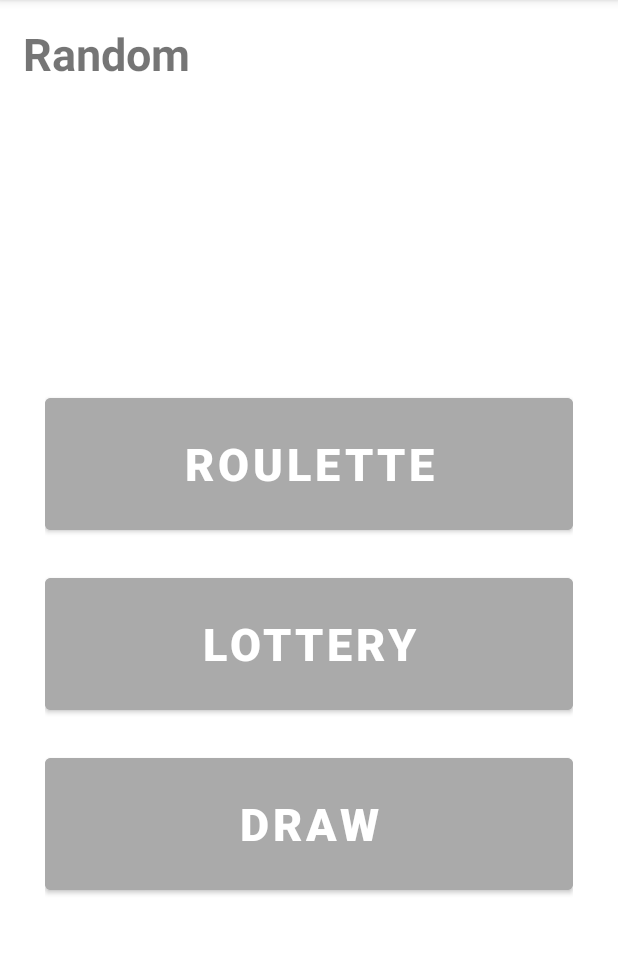
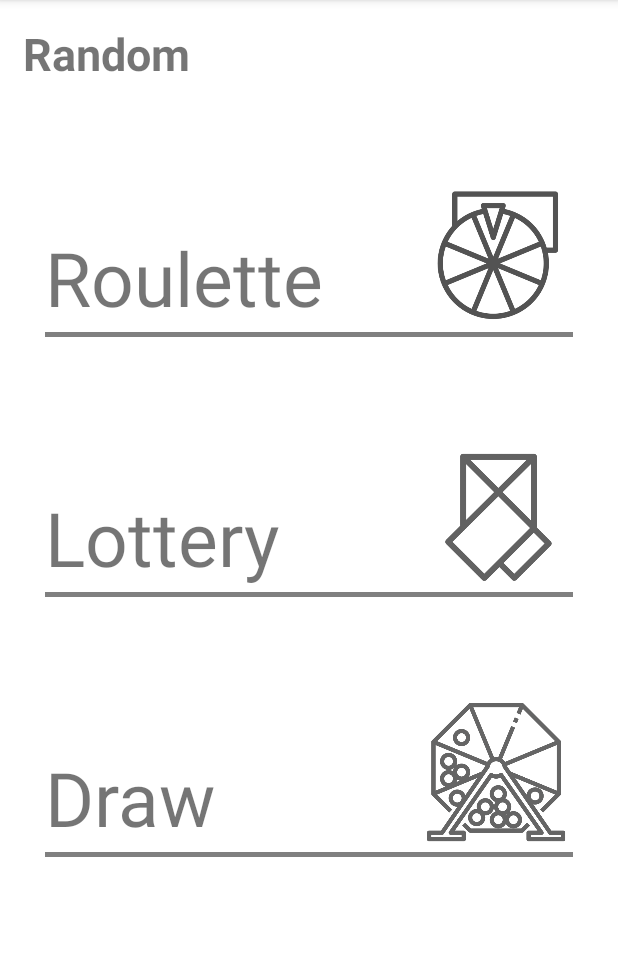
Before and after one commit to dewpe000/madcamp-Project-1, an Android app: the fragment Tab3 shown on its own in the app's theme, on a phone screen of 412 x 824 dp, the part 84-1038 px from its top. Run offline under Robolectric (Android 15) with nearby library versions, the phone set to English and light mode, and no system bars.

Commit message:
Tab3 design

```diff
--- a/app/src/main/java/com/example/project1/Tab1/ContactAdapter.java
+++ b/app/src/main/java/com/example/project1/Tab1/ContactAdapter.java
@@ -108,8 +108,6 @@ public class ContactAdapter extends RecyclerView.Adapter<ContactAdapter.ContactV
             }
         });
 
-
-
         holder.itemView.setOnLongClickListener(new View.OnLongClickListener() {
             @Override
             public boolean onLongClick(View view) {
--- a/app/src/main/java/com/example/project1/Tab3/Tab3.java
+++ b/app/src/main/java/com/example/project1/Tab3/Tab3.java
@@ -5,7 +5,7 @@ import android.os.Bundle;
 import android.view.LayoutInflater;
 import android.view.View;
 import android.view.ViewGroup;
-import android.widget.Button;
+import android.widget.RelativeLayout;
 
 import androidx.annotation.NonNull;
 import androidx.annotation.Nullable;
@@ -20,9 +20,9 @@ public class Tab3 extends Fragment {
 
     View view;
 
-    Button tab3Btn1;
-    Button tab3Btn2;
-    Button tab3Btn3;
+    RelativeLayout tab3RL1;
+    RelativeLayout tab3RL2;
+    RelativeLayout tab3RL3;
 
     public Tab3() { }
 
@@ -31,11 +31,11 @@ public class Tab3 extends Fragment {
     public View onCreateView(@NonNull LayoutInflater inflater, @Nullable ViewGroup container, @Nullable Bundle savedInstanceState) {
         view = inflater.inflate(R.layout.tab3, container, false);
 
-        tab3Btn1 = view.findViewById(R.id.tab3Btn1);
-        tab3Btn2 = view.findViewById(R.id.tab3Btn2);
-        tab3Btn3 = view.findViewById(R.id.tab3Btn3);
+        tab3RL1 = view.findViewById(R.id.tab3RL1);
+        tab3RL2 = view.findViewById(R.id.tab3RL2);
+        tab3RL3 = view.findViewById(R.id.tab3RL3);
 
-        tab3Btn1.setOnClickListener(new View.OnClickListener() {
+        tab3RL1.setOnClickListener(new View.OnClickListener() {
             @Override
             public void onClick(View view) {
                 Intent intent = new Intent(getActivity(), RouletteActivity.class);
@@ -43,7 +43,7 @@ public class Tab3 extends Fragment {
             }
         });
 
-        tab3Btn2.setOnClickListener(new View.OnClickListener() {
+        tab3RL2.setOnClickListener(new View.OnClickListener() {
             @Override
             public void onClick(View view) {
                 Intent intent = new Intent(getActivity(), LotteryActivity.class);
@@ -51,7 +51,7 @@ public class Tab3 extends Fragment {
             }
         });
 
-        tab3Btn3.setOnClickListener(new View.OnClickListener() {
+        tab3RL3.setOnClickListener(new View.OnClickListener() {
             @Override
             public void onClick(View view) {
                 Intent intent = new Intent(getActivity(), DrawActivity.class);
--- a/app/src/main/res/layout/activity_draw.xml
+++ b/app/src/main/res/layout/activity_draw.xml
@@ -1,10 +1,5 @@
 <?xml version="1.0" encoding="utf-8"?>
-<RelativeLayout xmlns:android="http://schemas.android.com/apk/res/android"
-    android:layout_width="match_parent"
-    android:layout_height="match_parent"
-    xmlns:app="http://schemas.android.com/apk/res-auto">
-
-    <LinearLayout
+<LinearLayout xmlns:android="http://schemas.android.com/apk/res/android"
     android:id="@+id/tab2Lin"
     android:layout_width="match_parent"
     android:layout_height="match_parent"
@@ -14,7 +9,7 @@
     <RelativeLayout
         android:layout_width="match_parent"
         android:layout_height="wrap_content"
-            android:orientation="horizontal" >
+        android:orientation="horizontal">
 
         <TextView
             android:id="@+id/title"
@@ -29,13 +24,13 @@
 
         <Button
             android:id="@+id/restart_btn"
-                android:background="@drawable/ic_baseline_refresh_24"
             android:layout_width="50dp"
             android:layout_height="50dp"
-                android:backgroundTint="@color/teal_200"
             android:layout_alignParentRight="true"
             android:layout_marginTop="10dp"
-                android:layout_marginLeft="20dp"/>
+            android:layout_marginRight="20dp"
+            android:background="@drawable/ic_baseline_refresh_24"
+            android:backgroundTint="@color/teal_200" />
 
     </RelativeLayout>
 
@@ -44,10 +39,10 @@
         android:layout_width="match_parent"
         android:layout_height="match_parent"
         android:layout_weight="1"
+        android:adjustViewBounds="true"
+        android:gravity="center"
         android:text="result"
-            android:textSize="30dp"
-            android:gravity="center"
-            android:adjustViewBounds="true" />
+        android:textSize="30dp" />
 
     <androidx.recyclerview.widget.RecyclerView
         android:id="@+id/rvDraw"
@@ -66,46 +61,44 @@
         android:layout_width="match_parent"
         android:layout_height="wrap_content"
         android:layout_below="@id/title"
-            android:layout_marginTop="20dp"
-            >
+        android:layout_marginTop="20dp">
 
         <LinearLayout
             android:layout_width="match_parent"
             android:layout_height="wrap_content"
-                android:orientation="horizontal"
             android:layout_centerInParent="true"
             android:gravity="center"
-                >
+            android:orientation="horizontal">
+
             <Button
+                android:id="@+id/add_btn"
                 android:layout_width="wrap_content"
                 android:layout_height="wrap_content"
-                    android:id="@+id/add_btn"
+                android:backgroundTint="@android:color/darker_gray"
                 android:gravity="center"
-                    android:text="ADD"
-                    android:backgroundTint="@android:color/darker_gray" />
+                android:text="ADD" />
 
             <Button
+                android:id="@+id/roll_btn"
                 android:layout_width="wrap_content"
                 android:layout_height="wrap_content"
-                    android:id="@+id/roll_btn"
+                android:layout_marginStart="20dp"
+                android:backgroundTint="@android:color/darker_gray"
                 android:gravity="center"
-                    android:layout_marginStart="20dp"
-                    android:text="ROLL"
-                    android:backgroundTint="@android:color/darker_gray" />
+                android:text="ROLL" />
 
             <Button
+                android:id="@+id/reroll_btn"
                 android:layout_width="wrap_content"
                 android:layout_height="wrap_content"
-                    android:id="@+id/reroll_btn"
+                android:layout_marginStart="20dp"
+                android:backgroundTint="@color/black"
                 android:gravity="center"
-                    android:layout_marginStart="20dp"
-                    android:text="REROLL"
-                    android:backgroundTint="@color/black" />
+                android:text="REROLL" />
 
         </LinearLayout>
 
     </RelativeLayout>
 
+
 </LinearLayout>
-
-</RelativeLayout>
--- a/app/src/main/res/layout/activity_lottery.xml
+++ b/app/src/main/res/layout/activity_lottery.xml
@@ -31,7 +31,7 @@
                 android:backgroundTint="@color/teal_200"
                 android:layout_alignParentRight="true"
                 android:layout_marginTop="10dp"
-                android:layout_marginLeft="20dp"/>
+                android:layout_marginRight="20dp"/>
 
         </RelativeLayout>
 
--- a/app/src/main/res/layout/item_contact.xml
+++ b/app/src/main/res/layout/item_contact.xml
@@ -16,7 +16,8 @@
             android:id="@+id/profile"
             android:layout_width="75sp"
             android:layout_height="75sp"
-            android:scaleType="centerCrop" />
+            android:scaleType="centerCrop"
+            android:layout_marginRight="20dp" />
 
         <androidx.appcompat.widget.LinearLayoutCompat
             android:layout_width="match_parent"
--- a/app/src/main/res/layout/tab3.xml
+++ b/app/src/main/res/layout/tab3.xml
@@ -1,78 +1,123 @@
 <?xml version="1.0" encoding="utf-8"?>
 <LinearLayout xmlns:android="http://schemas.android.com/apk/res/android"
-    xmlns:app="http://schemas.android.com/apk/res-auto"
-    xmlns:tools="http://schemas.android.com/tools"
     android:layout_width="match_parent"
-    android:layout_height="match_parent">
+    android:layout_height="match_parent"
+    android:orientation="vertical">
+
+    <TextView
+        android:layout_width="wrap_content"
+        android:layout_height="wrap_content"
+        android:paddingLeft="15dp"
+        android:paddingTop="15dp"
+        android:paddingBottom="15dp"
+        android:text="Random"
+        android:textSize="30dp"
+        android:textStyle="bold" />
 
     <LinearLayout
         android:layout_width="match_parent"
-        android:layout_height="match_parent"
+        android:layout_height="wrap_content"
+        android:gravity="top"
         android:orientation="vertical">
-        <TextView
-            android:layout_width="wrap_content"
+
+        <LinearLayout
+            android:layout_width="match_parent"
             android:layout_height="wrap_content"
-            android:text="Random"
-            android:textStyle="bold"
-            android:textSize="30dp"
-            android:paddingLeft="15dp"
-            android:paddingTop="15dp"
-            android:paddingBottom="15dp" />
+            android:layout_marginEnd="30dp"
+            android:layout_marginStart="30dp"
+            android:gravity="top"
+            android:orientation="vertical">
 
-        <RelativeLayout
-            android:layout_width="match_parent"
-            android:layout_height="match_parent"
-            android:layout_gravity="center"
-            android:gravity="center">
 
-            <LinearLayout
+            <RelativeLayout
+                android:id="@+id/tab3RL1"
                 android:layout_width="match_parent"
                 android:layout_height="wrap_content"
-                android:orientation="vertical"
-                android:layout_gravity="center"
-                android:gravity="center"
-                android:layout_margin="30dp">
+                android:layout_marginTop="50dp"
+                android:orientation="horizontal">
 
-                <Button
-                    android:id="@+id/tab3Btn1"
-                    android:layout_width="match_parent"
+                <TextView
+                    android:layout_width="wrap_content"
+                    android:layout_height="wrap_content"
+                    android:layout_marginTop="30dp"
+                    android:text="Roulette"
+                    android:textSize="50sp" />
+
+                <ImageView
+                    android:layout_width="100dp"
                     android:layout_height="100dp"
-                    android:layout_marginTop="20dp"
-                    android:layout_weight="1"
-                    android:backgroundTint="@android:color/darker_gray"
-                    android:text="Roulette"
-                    android:textStyle="bold"
-                    android:textSize="30dp" />
+                    android:layout_alignParentRight="true"
+                    android:src="@drawable/icon_roulette" />
+            </RelativeLayout>
 
-                <Button
-                    android:id="@+id/tab3Btn2"
-                    android:layout_width="match_parent"
-                    android:layout_height="100dp"
-                    android:layout_marginTop="20dp"
-                    android:layout_weight="1"
-                    android:backgroundTint="@android:color/darker_gray"
-                    android:text="Lottery"
-                    android:textStyle="bold"
-                    android:textSize="30dp"
-                    />
+            <View
+                android:layout_width="match_parent"
+                android:layout_height="5px"
+                android:background="#808080">
 
-                <Button
-                    android:id="@+id/tab3Btn3"
-                    android:layout_width="match_parent"
-                    android:layout_height="100dp"
-                    android:layout_marginTop="20dp"
-                    android:layout_weight="1"
-                    android:backgroundTint="@android:color/darker_gray"
-                    android:text="Draw"
-                    android:textStyle="bold"
-                    android:textSize="30dp"/>
-
-            </LinearLayout>
-
-        </RelativeLayout>
+            </View>
 
 
+            <RelativeLayout
+                android:id="@+id/tab3RL2"
+                android:layout_width="match_parent"
+                android:layout_height="wrap_content"
+                android:layout_marginTop="70dp"
+                android:orientation="horizontal">
+
+                <TextView
+                    android:layout_width="wrap_content"
+                    android:layout_height="wrap_content"
+                    android:layout_marginTop="30dp"
+                    android:text="Lottery"
+                    android:textSize="50sp" />
+
+                <ImageView
+                    android:layout_width="100dp"
+                    android:layout_height="100dp"
+                    android:layout_alignParentRight="true"
+                    android:src="@drawable/icon_lottery" />
+            </RelativeLayout>
+
+            <View
+                android:layout_width="match_parent"
+                android:layout_height="5px"
+                android:background="#808080">
+
+            </View>
+
+
+            <RelativeLayout
+                android:id="@+id/tab3RL3"
+                android:layout_width="match_parent"
+                android:layout_height="wrap_content"
+                android:layout_marginTop="70dp"
+                android:orientation="horizontal">
+
+                <TextView
+                    android:layout_width="wrap_content"
+                    android:layout_height="wrap_content"
+                    android:layout_marginTop="30dp"
+                    android:text="Draw"
+                    android:textSize="50sp" />
+
+                <ImageView
+                    android:layout_width="100dp"
+                    android:layout_height="100dp"
+                    android:layout_alignParentRight="true"
+                    android:src="@drawable/icon_draw" />
+            </RelativeLayout>
+
+            <View
+                android:layout_width="match_parent"
+                android:layout_height="5px"
+                android:background="#808080">
+
+            </View>
+
+        </LinearLayout>
 
     </LinearLayout>
 
+
 </LinearLayout>
```
Also changed, not shown: app/src/main/res/drawable/icon_draw.png (added), app/src/main/res/drawable/icon_lottery.png (added), app/src/main/res/drawable/icon_roulette.png (added). Lines whose indentation alone changed are shown as unchanged.
